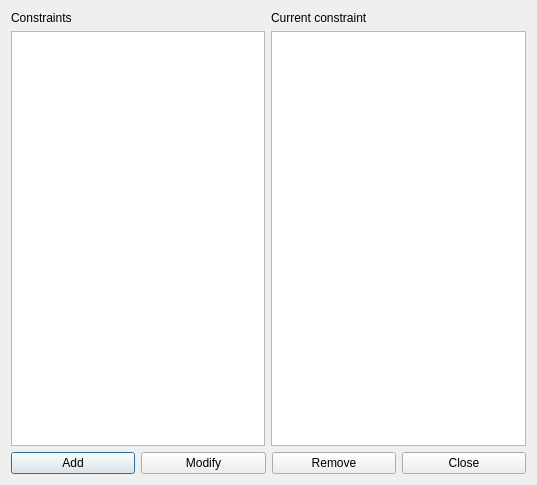
Before: the Qt Designer form fet/src/interface/constraintteachersmaxhoursdailyform_template.ui in vonmecheln/fet, drawn with Qt 5.
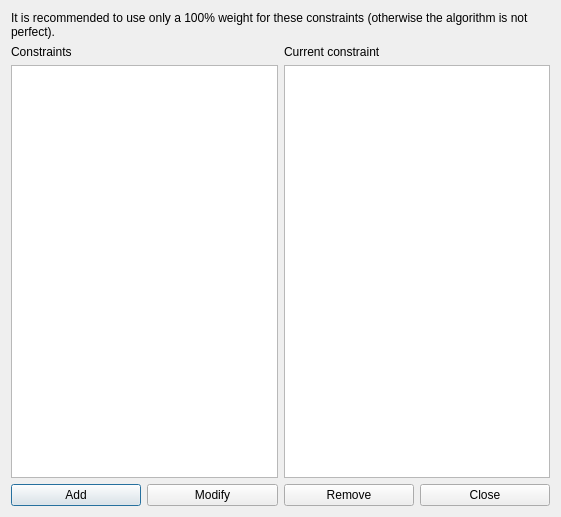
After: the same form once the commit is applied.

The edit to the form file:
```diff
--- a/fet/src/interface/constraintteachersmaxhoursdailyform_template.ui
+++ b/fet/src/interface/constraintteachersmaxhoursdailyform_template.ui
@@ -6,15 +6,47 @@
    <rect>
     <x>0</x>
     <y>0</y>
-    <width>537</width>
-    <height>485</height>
+    <width>561</width>
+    <height>517</height>
    </rect>
   </property>
   <property name="windowTitle">
    <string extracomment="This is the title of the dialog in which you see the list of all constraints of this type">Constraints teachers max hours daily</string>
   </property>
   <layout class="QGridLayout" name="gridLayout">
-   <item row="0" column="0">
+   <item row="2" column="0" colspan="2">
+    <layout class="QHBoxLayout" name="horizontalLayout">
+     <item>
+      <widget class="QPushButton" name="addConstraintPushButton">
+       <property name="text">
+        <string>Add</string>
+       </property>
+      </widget>
+     </item>
+     <item>
+      <widget class="QPushButton" name="modifyConstraintPushButton">
+       <property name="text">
+        <string>Modify</string>
+       </property>
+      </widget>
+     </item>
+     <item>
+      <widget class="QPushButton" name="removeConstraintPushButton">
+       <property name="text">
+        <string>Remove</string>
+       </property>
+      </widget>
+     </item>
+     <item>
+      <widget class="QPushButton" name="closePushButton">
+       <property name="text">
+        <string>Close</string>
+       </property>
+      </widget>
+     </item>
+    </layout>
+   </item>
+   <item row="1" column="0">
     <layout class="QVBoxLayout" name="verticalLayout">
      <item>
       <widget class="QLabel" name="constraintsTextLabel">
@@ -37,7 +69,7 @@
      </item>
     </layout>
    </item>
-   <item row="0" column="1">
+   <item row="1" column="1">
     <layout class="QVBoxLayout" name="verticalLayout_2">
      <item>
       <widget class="QLabel" name="currentConstraintTextLabel">
@@ -54,37 +86,21 @@
      </item>
     </layout>
    </item>
-   <item row="1" column="0" colspan="2">
-    <layout class="QHBoxLayout" name="horizontalLayout">
-     <item>
-      <widget class="QPushButton" name="addConstraintPushButton">
-       <property name="text">
-        <string>Add</string>
-       </property>
-      </widget>
-     </item>
-     <item>
-      <widget class="QPushButton" name="modifyConstraintPushButton">
-       <property name="text">
-        <string>Modify</string>
-       </property>
-      </widget>
-     </item>
-     <item>
-      <widget class="QPushButton" name="removeConstraintPushButton">
-       <property name="text">
-        <string>Remove</string>
-       </property>
-      </widget>
-     </item>
-     <item>
-      <widget class="QPushButton" name="closePushButton">
-       <property name="text">
-        <string>Close</string>
-       </property>
-      </widget>
-     </item>
-    </layout>
+   <item row="0" column="0" colspan="2">
+    <widget class="QLabel" name="label">
+     <property name="sizePolicy">
+      <sizepolicy hsizetype="Minimum" vsizetype="Minimum">
+       <horstretch>0</horstretch>
+       <verstretch>0</verstretch>
+      </sizepolicy>
+     </property>
+     <property name="text">
+      <string>It is recommended to use only a 100% weight for these constraints (otherwise the algorithm is not perfect).</string>
+     </property>
+     <property name="wordWrap">
+      <bool>true</bool>
+     </property>
+    </widget>
    </item>
   </layout>
  </widget>
```
